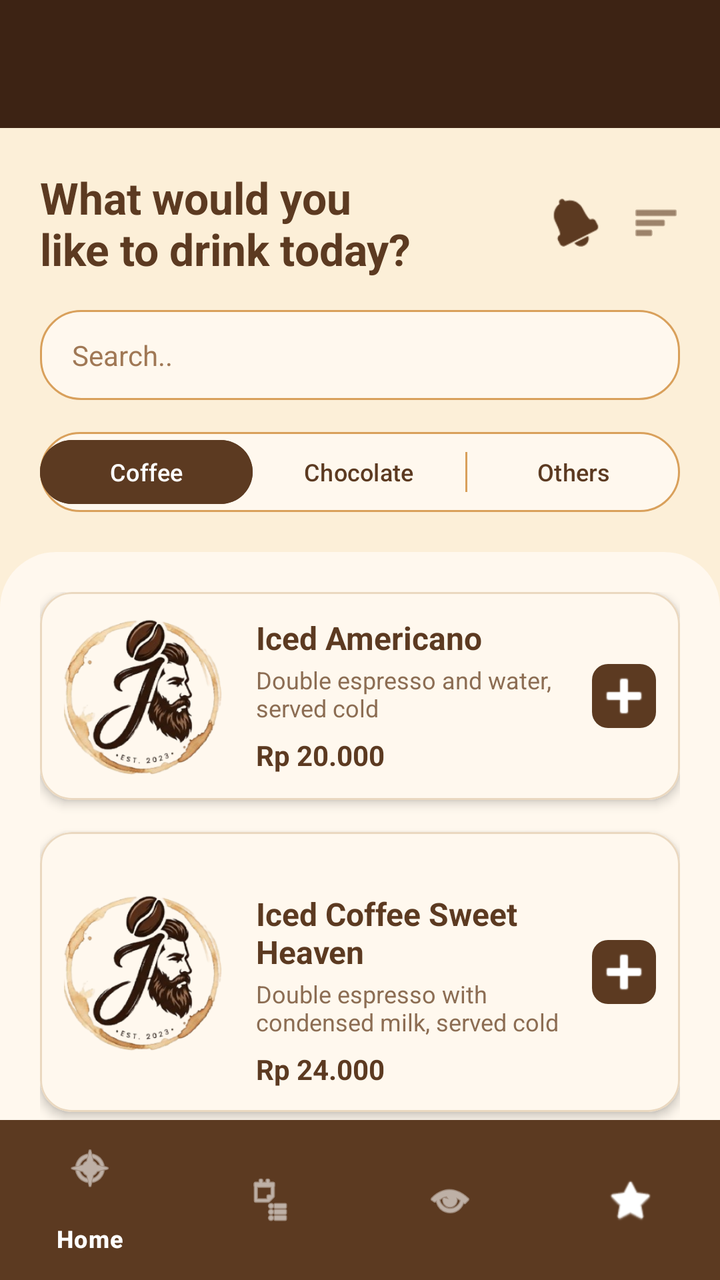
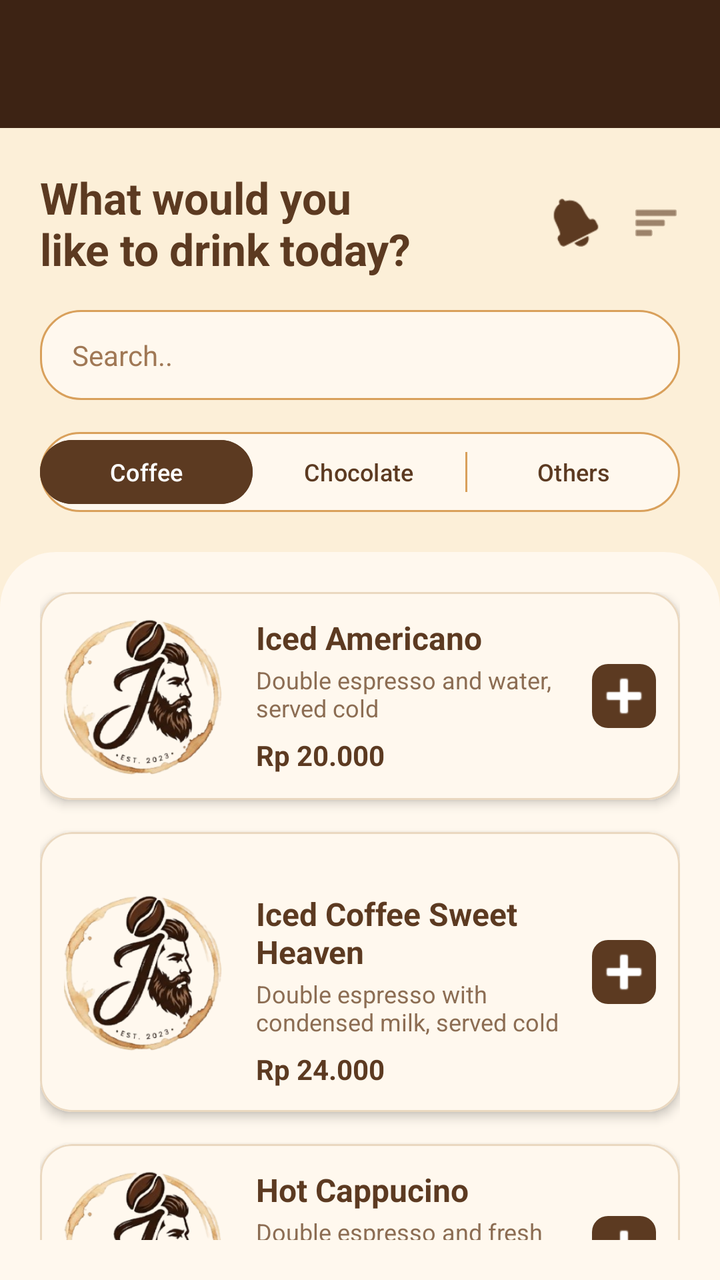

An Android layout rendered at two revisions. The XML below is the earlier revision; the diff shows what the commit changed to produce the second picture.
<!-- AndroidManifest.xml: application theme Theme.Vra_pringles -->
<!-- res/layout/activity_detail_menu.xml -->
<?xml version="1.0" encoding="utf-8"?>
<androidx.coordinatorlayout.widget.CoordinatorLayout
    xmlns:android="http://schemas.android.com/apk/res/android"
    xmlns:app="http://schemas.android.com/apk/res-auto"
    android:layout_width="match_parent"
    android:layout_height="match_parent"
    android:background="#FCEFD8">

    
    <com.google.android.material.appbar.AppBarLayout
        android:layout_width="match_parent"
        android:layout_height="wrap_content"
        android:background="@android:color/transparent"
        app:elevation="0dp">

        
        <androidx.appcompat.widget.Toolbar
            android:id="@+id/toolbar"
            android:layout_width="match_parent"
            android:layout_height="?attr/actionBarSize"
            android:background="@color/coffee_dark"
            app:titleTextColor="@color/white"
            app:subtitleTextColor="@color/white" />

        <LinearLayout
            android:layout_width="match_parent"
            android:layout_height="wrap_content"
            android:orientation="vertical"
            android:padding="20dp"
            app:layout_scrollFlags="scroll|enterAlways">

            
            <RelativeLayout
                android:layout_width="match_parent"
                android:layout_height="wrap_content">

                <TextView
                    android:id="@+id/tvHeaderTitle"
                    android:layout_width="wrap_content"
                    android:layout_height="wrap_content"
                    android:text="What would you\nlike to drink today?"
                    android:textColor="#5C3A21"
                    android:textSize="22sp"
                    android:textStyle="bold" />

                <ImageView
                    android:id="@+id/btnNavMenu"
                    android:layout_width="24dp"
                    android:layout_height="24dp"
                    android:layout_alignParentEnd="true"
                    android:layout_centerVertical="true"
                    android:src="@android:drawable/ic_menu_sort_by_size"
                    app:tint="#5C3A21" />

                <ImageView
                    android:id="@+id/btnNotification"
                    android:layout_width="24dp"
                    android:layout_height="24dp"
                    android:layout_centerVertical="true"
                    android:layout_marginEnd="16dp"
                    android:layout_toStartOf="@id/btnNavMenu"
                    android:src="@android:drawable/ic_popup_reminder"
                    app:tint="#5C3A21" />
            </RelativeLayout>

            
            <EditText
                android:id="@+id/etSearch"
                android:layout_width="match_parent"
                android:layout_height="45dp"
                android:layout_marginTop="16dp"
                android:background="@drawable/bg_search_rounded"
                android:hint="Search.."
                android:paddingHorizontal="16dp"
                android:textColorHint="#A07855"
                android:textSize="14sp" />

            
            <LinearLayout
                android:layout_width="match_parent"
                android:layout_height="40dp"
                android:layout_marginTop="16dp"
                android:background="@drawable/bg_search_rounded"
                android:orientation="horizontal">

                <Button
                    android:layout_width="0dp"
                    android:layout_height="match_parent"
                    android:layout_weight="1"
                    android:backgroundTint="#5C3A21"
                    android:text="Coffee"
                    android:textAllCaps="false"
                    android:textColor="#FFFFFF"
                    android:textSize="12sp"
                    app:cornerRadius="20dp" />

                <Button
                    android:layout_width="0dp"
                    android:layout_height="match_parent"
                    android:layout_weight="1"
                    android:backgroundTint="@android:color/transparent"
                    android:text="Chocolate"
                    android:textAllCaps="false"
                    android:textColor="#5C3A21"
                    android:textSize="12sp"
                    app:elevation="0dp" />

                <View
                    android:layout_width="1dp"
                    android:layout_height="20dp"
                    android:layout_gravity="center_vertical"
                    android:background="#D9A05B" />

                <Button
                    android:layout_width="0dp"
                    android:layout_height="match_parent"
                    android:layout_weight="1"
                    android:backgroundTint="@android:color/transparent"
                    android:text="Others"
                    android:textAllCaps="false"
                    android:textColor="#5C3A21"
                    android:textSize="12sp"
                    app:elevation="0dp" />
            </LinearLayout>

        </LinearLayout>

    </com.google.android.material.appbar.AppBarLayout>

    
    <androidx.core.widget.NestedScrollView
        android:layout_width="match_parent"
        android:layout_height="match_parent"
        android:background="@drawable/bg_card_top_rounded"
        android:padding="20dp"
        app:layout_behavior="@string/appbar_scrolling_view_behavior">

        <LinearLayout
            android:layout_width="match_parent"
            android:layout_height="wrap_content"
            android:orientation="vertical"
            android:paddingBottom="80dp">

            
            <com.google.android.material.card.MaterialCardView
                android:layout_width="match_parent"
                android:layout_height="wrap_content"
                android:layout_marginBottom="16dp"
                app:cardBackgroundColor="#FFF8EE"
                app:cardCornerRadius="16dp"
                app:cardElevation="3dp"
                app:strokeColor="#EAD8C0"
                app:strokeWidth="1dp">

                <androidx.constraintlayout.widget.ConstraintLayout
                    android:layout_width="match_parent"
                    android:layout_height="wrap_content"
                    android:padding="12dp">

                    <ImageView
                        android:id="@+id/imgMenu1"
                        android:layout_width="80dp"
                        android:layout_height="80dp"
                        android:scaleType="centerCrop"
                        android:src="@drawable/logo_cafe_jambang"
                        app:layout_constraintBottom_toBottomOf="parent"
                        app:layout_constraintStart_toStartOf="parent"
                        app:layout_constraintTop_toTopOf="parent" />

                    <TextView
                        android:id="@+id/tvTitle1"
                        android:layout_width="0dp"
                        android:layout_height="wrap_content"
                        android:layout_marginStart="16dp"
                        android:layout_marginEnd="8dp"
                        android:text="Iced Americano"
                        android:textColor="#5C3A21"
                        android:textSize="16sp"
                        android:textStyle="bold"
                        app:layout_constraintEnd_toStartOf="@+id/btnAdd1"
                        app:layout_constraintStart_toEndOf="@+id/imgMenu1"
                        app:layout_constraintTop_toTopOf="@+id/imgMenu1" />

                    <TextView
                        android:id="@+id/tvDesc1"
                        android:layout_width="0dp"
                        android:layout_height="wrap_content"
                        android:layout_marginTop="2dp"
                        android:text="Double espresso and water, served cold"
                        android:textColor="#8C6D53"
                        android:textSize="12sp"
                        app:layout_constraintEnd_toStartOf="@+id/btnAdd1"
                        app:layout_constraintStart_toStartOf="@+id/tvTitle1"
                        app:layout_constraintTop_toBottomOf="@+id/tvTitle1" />

                    <TextView
                        android:id="@+id/tvPrice1"
                        android:layout_width="wrap_content"
                        android:layout_height="wrap_content"
                        android:layout_marginTop="6dp"
                        android:text="Rp 20.000"
                        android:textColor="#5C3A21"
                        android:textSize="14sp"
                        android:textStyle="bold"
                        app:layout_constraintStart_toStartOf="@+id/tvTitle1"
                        app:layout_constraintTop_toBottomOf="@+id/tvDesc1" />

                    <ImageButton
                        android:id="@+id/btnAdd1"
                        android:layout_width="32dp"
                        android:layout_height="32dp"
                        android:background="@drawable/bg_button_plus"
                        android:src="@android:drawable/ic_input_add"
                        app:layout_constraintBottom_toBottomOf="parent"
                        app:layout_constraintEnd_toEndOf="parent"
                        app:layout_constraintTop_toTopOf="parent"
                        app:tint="#FFFFFF" />
                </androidx.constraintlayout.widget.ConstraintLayout>
            </com.google.android.material.card.MaterialCardView>

            
            <com.google.android.material.card.MaterialCardView
                android:layout_width="match_parent"
                android:layout_height="wrap_content"
                android:layout_marginBottom="16dp"
                app:cardBackgroundColor="#FFF8EE"
                app:cardCornerRadius="16dp"
                app:cardElevation="3dp"
                app:strokeColor="#EAD8C0"
                app:strokeWidth="1dp">

                <androidx.constraintlayout.widget.ConstraintLayout
                    android:layout_width="match_parent"
                    android:layout_height="wrap_content"
                    android:padding="12dp">

                    <ImageView
                        android:id="@+id/imgMenu2"
                        android:layout_width="80dp"
                        android:layout_height="80dp"
                        android:scaleType="centerCrop"
                        android:src="@drawable/logo_cafe_jambang"
                        app:layout_constraintBottom_toBottomOf="parent"
                        app:layout_constraintStart_toStartOf="parent"
                        app:layout_constraintTop_toTopOf="parent" />

                    <TextView
                        android:id="@+id/tvTitle2"
                        android:layout_width="0dp"
                        android:layout_height="wrap_content"
                        android:layout_marginStart="16dp"
                        android:layout_marginEnd="8dp"
                        android:text="Iced Coffee Sweet Heaven"
                        android:textColor="#5C3A21"
                        android:textSize="16sp"
                        android:textStyle="bold"
                        app:layout_constraintEnd_toStartOf="@+id/btnAdd2"
                        app:layout_constraintStart_toEndOf="@+id/imgMenu2"
                        app:layout_constraintTop_toTopOf="@+id/imgMenu2" />

                    <TextView
                        android:id="@+id/tvDesc2"
                        android:layout_width="0dp"
                        android:layout_height="wrap_content"
                        android:layout_marginTop="2dp"
                        android:text="Double espresso with condensed milk, served cold"
                        android:textColor="#8C6D53"
                        android:textSize="12sp"
                        app:layout_constraintEnd_toStartOf="@+id/btnAdd2"
                        app:layout_constraintStart_toStartOf="@+id/tvTitle2"
                        app:layout_constraintTop_toBottomOf="@+id/tvTitle2" />

                    <TextView
                        android:id="@+id/tvPrice2"
                        android:layout_width="wrap_content"
                        android:layout_height="wrap_content"
                        android:layout_marginTop="6dp"
                        android:text="Rp 24.000"
                        android:textColor="#5C3A21"
                        android:textSize="14sp"
                        android:textStyle="bold"
                        app:layout_constraintStart_toStartOf="@+id/tvTitle2"
                        app:layout_constraintTop_toBottomOf="@+id/tvDesc2" />

                    <ImageButton
                        android:id="@+id/btnAdd2"
                        android:layout_width="32dp"
                        android:layout_height="32dp"
                        android:background="@drawable/bg_button_plus"
                        android:src="@android:drawable/ic_input_add"
                        app:layout_constraintBottom_toBottomOf="parent"
                        app:layout_constraintEnd_toEndOf="parent"
                        app:layout_constraintTop_toTopOf="parent"
                        app:tint="#FFFFFF" />
                </androidx.constraintlayout.widget.ConstraintLayout>
            </com.google.android.material.card.MaterialCardView>

            
            <com.google.android.material.card.MaterialCardView
                android:layout_width="match_parent"
                android:layout_height="wrap_content"
                android:layout_marginBottom="16dp"
                app:cardBackgroundColor="#FFF8EE"
                app:cardCornerRadius="16dp"
                app:cardElevation="3dp"
                app:strokeColor="#EAD8C0"
                app:strokeWidth="1dp">

                <androidx.constraintlayout.widget.ConstraintLayout
                    android:layout_width="match_parent"
                    android:layout_height="wrap_content"
                    android:padding="12dp">

                    <ImageView
                        android:id="@+id/imgMenu3"
                        android:layout_width="80dp"
                        android:layout_height="80dp"
                        android:scaleType="centerCrop"
                        android:src="@drawable/logo_cafe_jambang"
                        app:layout_constraintBottom_toBottomOf="parent"
                        app:layout_constraintStart_toStartOf="parent"
                        app:layout_constraintTop_toTopOf="parent" />

                    <TextView
                        android:id="@+id/tvTitle3"
                        android:layout_width="0dp"
                        android:layout_height="wrap_content"
                        android:layout_marginStart="16dp"
                        android:layout_marginEnd="8dp"
                        android:text="Hot Cappucino"
                        android:textColor="#5C3A21"
                        android:textSize="16sp"
                        android:textStyle="bold"
                        app:layout_constraintEnd_toStartOf="@+id/btnAdd3"
                        app:layout_constraintStart_toEndOf="@+id/imgMenu3"
                        app:layout_constraintTop_toTopOf="@+id/imgMenu3" />

                    <TextView
                        android:id="@+id/tvDesc3"
                        android:layout_width="0dp"
                        android:layout_height="wrap_content"
                        android:layout_marginTop="2dp"
                        android:text="Double espresso and fresh milk, served hot"
                        android:textColor="#8C6D53"
                        android:textSize="12sp"
                        app:layout_constraintEnd_toStartOf="@+id/btnAdd3"
                        app:layout_constraintStart_toStartOf="@+id/tvTitle3"
                        app:layout_constraintTop_toBottomOf="@+id/tvTitle3" />

                    <TextView
                        android:id="@+id/tvPrice3"
                        android:layout_width="wrap_content"
                        android:layout_height="wrap_content"
                        android:layout_marginTop="6dp"
                        android:text="Rp 23.000"
                        android:textColor="#5C3A21"
                        android:textSize="14sp"
                        android:textStyle="bold"
                        app:layout_constraintStart_toStartOf="@+id/tvTitle3"
                        app:layout_constraintTop_toBottomOf="@+id/tvDesc3" />

                    <ImageButton
                        android:id="@+id/btnAdd3"
                        android:layout_width="32dp"
                        android:layout_height="32dp"
                        android:background="@drawable/bg_button_plus"
                        android:src="@android:drawable/ic_input_add"
                        app:layout_constraintBottom_toBottomOf="parent"
                        app:layout_constraintEnd_toEndOf="parent"
                        app:layout_constraintTop_toTopOf="parent"
                        app:tint="#FFFFFF" />
                </androidx.constraintlayout.widget.ConstraintLayout>
            </com.google.android.material.card.MaterialCardView>

            
            <com.google.android.material.card.MaterialCardView
                android:layout_width="match_parent"
                android:layout_height="wrap_content"
                android:layout_marginBottom="16dp"
                app:cardBackgroundColor="#FFF8EE"
                app:cardCornerRadius="16dp"
                app:cardElevation="3dp"
                app:strokeColor="#EAD8C0"
                app:strokeWidth="1dp">

                <androidx.constraintlayout.widget.ConstraintLayout
                    android:layout_width="match_parent"
                    android:layout_height="wrap_content"
                    android:padding="12dp">

                    <ImageView
                        android:id="@+id/imgMenu4"
                        android:layout_width="80dp"
                        android:layout_height="80dp"
                        android:scaleType="centerCrop"
                        android:src="@drawable/logo_cafe_jambang"
                        app:layout_constraintBottom_toBottomOf="parent"
                        app:layout_constraintStart_toStartOf="parent"
                        app:layout_constraintTop_toTopOf="parent" />

                    <TextView
                        android:id="@+id/tvTitle4"
                        android:layout_width="0dp"
                        android:layout_height="wrap_content"
                        android:layout_marginStart="16dp"
                        android:layout_marginEnd="8dp"
                        android:text="Iced Cappucino"
                        android:textColor="#5C3A21"
                        android:textSize="16sp"
                        android:textStyle="bold"
                        app:layout_constraintEnd_toStartOf="@+id/btnAdd4"
                        app:layout_constraintStart_toEndOf="@+id/imgMenu4"
                        app:layout_constraintTop_toTopOf="@+id/imgMenu4" />

                    <TextView
                        android:id="@+id/tvDesc4"
                        android:layout_width="0dp"
                        android:layout_height="wrap_content"
                        android:layout_marginTop="2dp"
                        android:text="Double espresso and fresh milk, served cold"
                        android:textColor="#8C6D53"
                        android:textSize="12sp"
                        app:layout_constraintEnd_toStartOf="@+id/btnAdd4"
                        app:layout_constraintStart_toStartOf="@+id/tvTitle4"
                        app:layout_constraintTop_toBottomOf="@+id/tvTitle4" />

                    <TextView
                        android:id="@+id/tvPrice4"
                        android:layout_width="wrap_content"
                        android:layout_height="wrap_content"
                        android:layout_marginTop="6dp"
                        android:text="Rp 23.500"
                        android:textColor="#5C3A21"
                        android:textSize="14sp"
                        android:textStyle="bold"
                        app:layout_constraintStart_toStartOf="@+id/tvTitle4"
                        app:layout_constraintTop_toBottomOf="@+id/tvDesc4" />

                    <ImageButton
                        android:id="@+id/btnAdd4"
                        android:layout_width="32dp"
                        android:layout_height="32dp"
                        android:background="@drawable/bg_button_plus"
                        android:src="@android:drawable/ic_input_add"
                        app:layout_constraintBottom_toBottomOf="parent"
                        app:layout_constraintEnd_toEndOf="parent"
                        app:layout_constraintTop_toTopOf="parent"
                        app:tint="#FFFFFF" />
                </androidx.constraintlayout.widget.ConstraintLayout>
            </com.google.android.material.card.MaterialCardView>

            
            <com.google.android.material.card.MaterialCardView
                android:layout_width="match_parent"
                android:layout_height="wrap_content"
                android:layout_marginBottom="16dp"
                app:cardBackgroundColor="#FFF8EE"
                app:cardCornerRadius="16dp"
                app:cardElevation="3dp"
                app:strokeColor="#EAD8C0"
                app:strokeWidth="1dp">

                <androidx.constraintlayout.widget.ConstraintLayout
                    android:layout_width="match_parent"
                    android:layout_height="wrap_content"
                    android:padding="12dp">

                    <ImageView
                        android:id="@+id/imgMenu5"
                        android:layout_width="80dp"
                        android:layout_height="80dp"
                        android:scaleType="centerCrop"
                        android:src="@drawable/logo_cafe_jambang"
                        app:layout_constraintBottom_toBottomOf="parent"
                        app:layout_constraintStart_toStartOf="parent"
                        app:layout_constraintTop_toTopOf="parent" />

                    <TextView
                        android:id="@+id/tvTitle5"
                        android:layout_width="0dp"
                        android:layout_height="wrap_content"
                        android:layout_marginStart="16dp"
                        android:layout_marginEnd="8dp"
                        android:text="Caramel Macchiato"
                        android:textColor="#5C3A21"
                        android:textSize="16sp"
                        android:textStyle="bold"
                        app:layout_constraintEnd_toStartOf="@+id/btnAdd5"
                        app:layout_constraintStart_toEndOf="@+id/imgMenu5"
                        app:layout_constraintTop_toTopOf="@+id/imgMenu5" />

                    <TextView
                        android:id="@+id/tvDesc5"
                        android:layout_width="0dp"
                        android:layout_height="wrap_content"
                        android:layout_marginTop="2dp"
                        android:text="Espresso with vanilla syrup, milk, and caramel drizzle"
                        android:textColor="#8C6D53"
                        android:textSize="12sp"
                        app:layout_constraintEnd_toStartOf="@+id/btnAdd5"
                        app:layout_constraintStart_toStartOf="@+id/tvTitle5"
                        app:layout_constraintTop_toBottomOf="@+id/tvTitle5" />

                    <TextView
                        android:id="@+id/tvPrice5"
                        android:layout_width="wrap_content"
                        android:layout_height="wrap_content"
                        android:layout_marginTop="6dp"
                        android:text="Rp 26.000"
                        android:textColor="#5C3A21"
                        android:textSize="14sp"
                        android:textStyle="bold"
                        app:layout_constraintStart_toStartOf="@+id/tvTitle5"
                        app:layout_constraintTop_toBottomOf="@+id/tvDesc5" />

                    <ImageButton
                        android:id="@+id/btnAdd5"
                        android:layout_width="32dp"
                        android:layout_height="32dp"
                        android:background="@drawable/bg_button_plus"
                        android:src="@android:drawable/ic_input_add"
                        app:layout_constraintBottom_toBottomOf="parent"
                        app:layout_constraintEnd_toEndOf="parent"
                        app:layout_constraintTop_toTopOf="parent"
                        app:tint="#FFFFFF" />
                </androidx.constraintlayout.widget.ConstraintLayout>
            </com.google.android.material.card.MaterialCardView>

            
            <com.google.android.material.card.MaterialCardView
                android:layout_width="match_parent"
                android:layout_height="wrap_content"
                android:layout_marginBottom="16dp"
                app:cardBackgroundColor="#FFF8EE"
                app:cardCornerRadius="16dp"
                app:cardElevation="3dp"
                app:strokeColor="#EAD8C0"
                app:strokeWidth="1dp">

                <androidx.constraintlayout.widget.ConstraintLayout
                    android:layout_width="match_parent"
                    android:layout_height="wrap_content"
                    android:padding="12dp">

                    <ImageView
                        android:id="@+id/imgMenu6"
                        android:layout_width="80dp"
                        android:layout_height="80dp"
                        android:scaleType="centerCrop"
                        android:src="@drawable/logo_cafe_jambang"
                        app:layout_constraintBottom_toBottomOf="parent"
                        app:layout_constraintStart_toStartOf="parent"
                        app:layout_constraintTop_toTopOf="parent" />

                    <TextView
                        android:id="@+id/tvTitle6"
                        android:layout_width="0dp"
                        android:layout_height="wrap_content"
                        android:layout_marginStart="16dp"
                        android:layout_marginEnd="8dp"
                        android:text="Cold Brew Special"
                        android:textColor="#5C3A21"
                        android:textSize="16sp"
                        android:textStyle="bold"
                        app:layout_constraintEnd_toStartOf="@+id/btnAdd6"
                        app:layout_constraintStart_toEndOf="@+id/imgMenu6"
                        app:layout_constraintTop_toTopOf="@+id/imgMenu6" />

                    <TextView
                        android:id="@+id/tvDesc6"
                        android:layout_width="0dp"
                        android:layout_height="wrap_content"
                        android:layout_marginTop="2dp"
                        android:text="Slow-steeped coffee for 12 hours with smooth flavor"
                        android:textColor="#8C6D53"
                        android:textSize="12sp"
                        app:layout_constraintEnd_toStartOf="@+id/btnAdd6"
                        app:layout_constraintStart_toStartOf="@+id/tvTitle6"
                        app:layout_constraintTop_toBottomOf="@+id/tvTitle6" />

                    <TextView
                        android:id="@+id/tvPrice6"
                        android:layout_width="wrap_content"
                        android:layout_height="wrap_content"
                        android:layout_marginTop="6dp"
                        android:text="Rp 25.000"
                        android:textColor="#5C3A21"
                        android:textSize="14sp"
                        android:textStyle="bold"
                        app:layout_constraintStart_toStartOf="@+id/tvTitle6"
                        app:layout_constraintTop_toBottomOf="@+id/tvDesc6" />

                    <ImageButton
                        android:id="@+id/btnAdd6"
                        android:layout_width="32dp"
                        android:layout_height="32dp"
                        android:background="@drawable/bg_button_plus"
                        android:src="@android:drawable/ic_input_add"
                        app:layout_constraintBottom_toBottomOf="parent"
                        app:layout_constraintEnd_toEndOf="parent"
                        app:layout_constraintTop_toTopOf="parent"
                        app:tint="#FFFFFF" />
                </androidx.constraintlayout.widget.ConstraintLayout>
            </com.google.android.material.card.MaterialCardView>

        </LinearLayout>
    </androidx.core.widget.NestedScrollView>

    
    <com.google.android.material.bottomnavigation.BottomNavigationView
        android:id="@+id/bottomNavigation"
        android:layout_width="match_parent"
        android:layout_height="wrap_content"
        android:layout_gravity="bottom"
        android:background="#5C3A21"
        app:itemIconTint="#FFFFFF"
        app:itemTextColor="#FFFFFF"
        app:menu="@menu/bottom_menu" />

</androidx.coordinatorlayout.widget.CoordinatorLayout>
<!-- resources referenced by this layout -->
<resources>
  <color name="coffee_dark">#3D2314</color>
  <color name="white">#FFFFFF</color>
  <!-- drawable bg_button_plus (drawable) -->
  <?xml version="1.0" encoding="utf-8"?>
  <shape xmlns:android="http://schemas.android.com/apk/res/android">
      <solid android:color="#5C3A21" />
      <corners android:radius="8dp" />
  </shape>
  <!-- drawable bg_card_top_rounded (drawable) -->
  <?xml version="1.0" encoding="utf-8"?>
  <shape xmlns:android="http://schemas.android.com/apk/res/android">
      <solid android:color="#FFF8EE" />
      <corners android:topLeftRadius="28dp" android:topRightRadius="28dp" />
  </shape>
  <!-- drawable bg_search_rounded (drawable) -->
  <?xml version="1.0" encoding="utf-8"?>
  <shape xmlns:android="http://schemas.android.com/apk/res/android">
      <solid android:color="#FFF8EE" />
      <corners android:radius="20dp" />
      <stroke android:width="1dp" android:color="#D9A05B" />
  </shape>
  <!-- drawable logo_cafe_jambang: png bitmap (drawable, 65968 bytes) -->
  <style name="Theme.Vra_pringles" parent="Base.Theme.Vra_pringles" />
  <style name="Base.Theme.Vra_pringles" parent="Theme.Material3.DayNight.NoActionBar">
          
          <item name="colorPrimary">@color/coffee_dark</item>
          <item name="colorPrimaryVariant">@color/coffee_primary</item>
          <item name="colorOnPrimary">@color/white</item>
      </style>
  <color name="coffee_primary">#4A2E1B</color>
</resources>

<!-- the commit's change to res/layout/activity_detail_menu.xml (unified diff, before → after) -->
@@ -606,15 +606,4 @@
         </LinearLayout>
     </androidx.core.widget.NestedScrollView>
 
-    
-    <com.google.android.material.bottomnavigation.BottomNavigationView
-        android:id="@+id/bottomNavigation"
-        android:layout_width="match_parent"
-        android:layout_height="wrap_content"
-        android:layout_gravity="bottom"
-        android:background="#5C3A21"
-        app:itemIconTint="#FFFFFF"
-        app:itemTextColor="#FFFFFF"
-        app:menu="@menu/bottom_menu" />
-
 </androidx.coordinatorlayout.widget.CoordinatorLayout>
